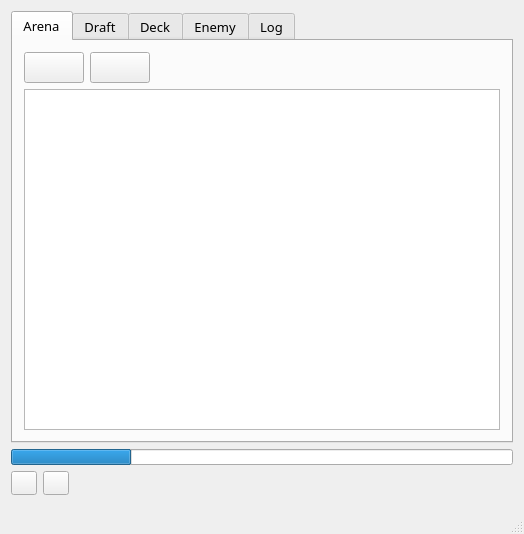
supertriodo/Arena-Tracker, file mainwindow.ui: the form before one commit.
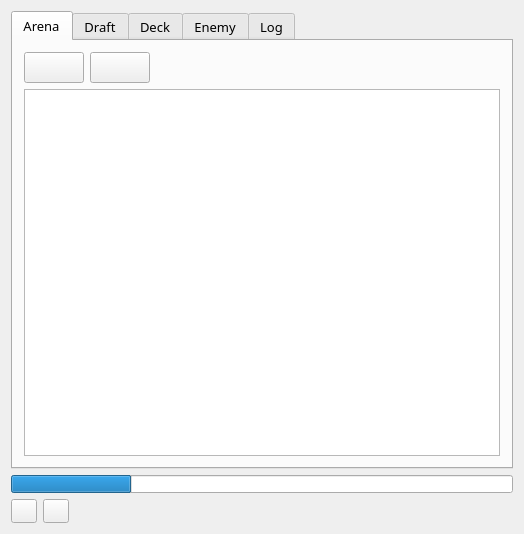
The form after the commit. Icons and pictures are not drawn.

Commit message: Remove status bar.

Diff of the .ui file:
```diff
--- a/mainwindow.ui
+++ b/mainwindow.ui
@@ -606,14 +606,6 @@
     </item>
    </layout>
   </widget>
-  <widget class="QStatusBar" name="statusBar">
-   <property name="font">
-    <font>
-     <family>Belwe Bd BT</family>
-     <pointsize>12</pointsize>
-    </font>
-   </property>
-  </widget>
  </widget>
  <layoutdefault spacing="6" margin="11"/>
  <resources>
```
The commit also changes 10 other files.
